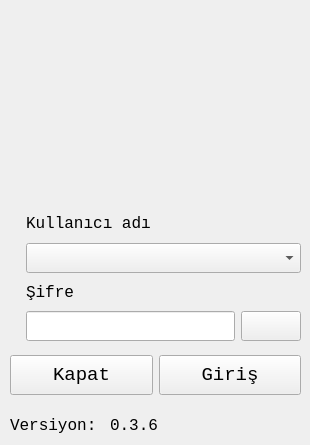
Old version of the form loginform.ui in the repository mamoo81/bhss.
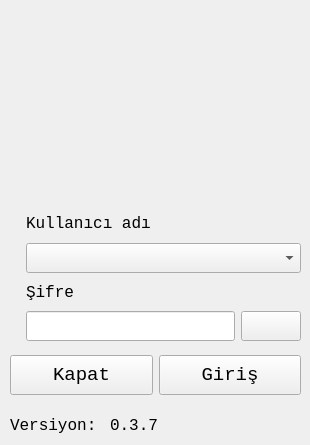
New version of the form. Icons and pictures are not drawn.

What changed in the file:
```diff
--- a/loginform.ui
+++ b/loginform.ui
@@ -141,7 +141,7 @@
      </rect>
     </property>
     <property name="text">
-     <string>0.3.6</string>
+     <string>0.3.7</string>
     </property>
    </widget>
    <widget class="QLabel" name="label_4">
```
